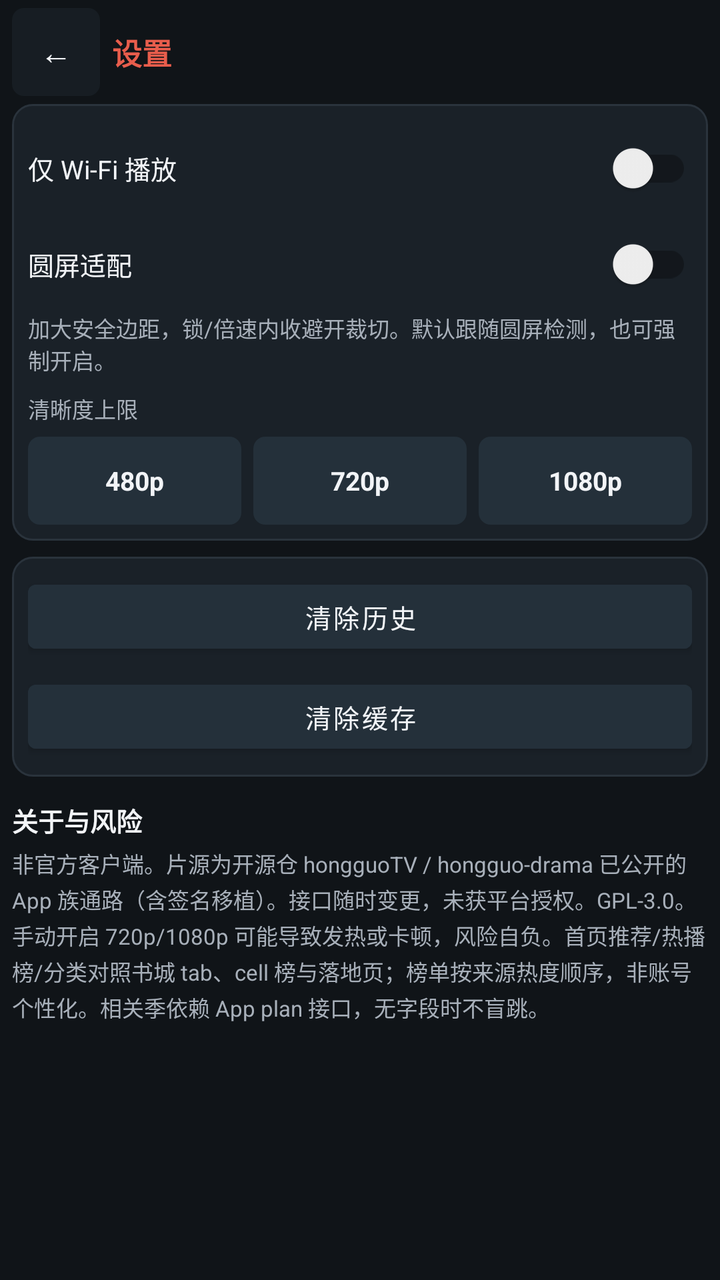
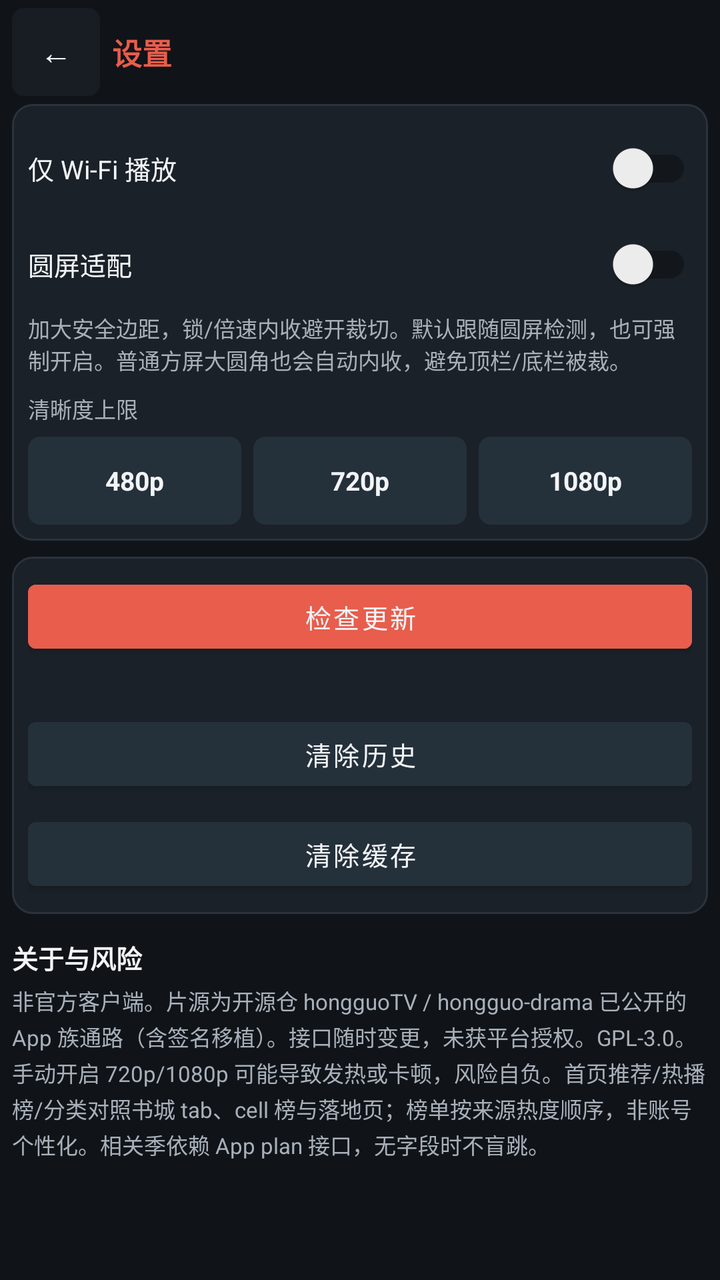

An Android layout rendered at two revisions. The XML below is the earlier revision; the diff shows what the commit changed to produce the second picture.
<!-- AndroidManifest.xml: application theme Theme.HongguoWatch -->
<!-- res/layout/activity_settings.xml -->
<?xml version="1.0" encoding="utf-8"?>
<LinearLayout xmlns:android="http://schemas.android.com/apk/res/android"
    android:id="@+id/settingsRoot"
    android:layout_width="match_parent"
    android:layout_height="match_parent"
    android:background="@color/bg"
    android:orientation="vertical"
    android:paddingHorizontal="@dimen/watch_pad"
    android:paddingTop="@dimen/watch_pad_tight"
    android:paddingBottom="@dimen/watch_pad_tight">

    <LinearLayout
        android:layout_width="match_parent"
        android:layout_height="wrap_content"
        android:gravity="center_vertical"
        android:orientation="horizontal"
        android:paddingBottom="4dp">

        <TextView
            android:id="@+id/backButton"
            android:layout_width="44dp"
            android:layout_height="44dp"
            android:background="@drawable/bg_control_button"
            android:gravity="center"
            android:text="@string/back"
            android:textColor="@color/text_primary"
            android:textSize="16sp" />

        <TextView
            android:layout_width="0dp"
            android:layout_height="wrap_content"
            android:layout_marginStart="6dp"
            android:layout_weight="1"
            android:text="@string/tab_settings"
            android:textColor="@color/accent"
            android:textSize="@dimen/watch_title"
            android:textStyle="bold" />
    </LinearLayout>

    <ScrollView
        android:layout_width="match_parent"
        android:layout_height="0dp"
        android:layout_weight="1"
        android:overScrollMode="never"
        android:scrollbars="none">

        <LinearLayout
            android:layout_width="match_parent"
            android:layout_height="wrap_content"
            android:orientation="vertical"
            android:paddingBottom="8dp">

            <LinearLayout
                android:layout_width="match_parent"
                android:layout_height="wrap_content"
                android:background="@drawable/bg_setting_block"
                android:orientation="vertical"
                android:padding="8dp">

                <androidx.appcompat.widget.SwitchCompat
                    android:id="@+id/wifiOnlySwitch"
                    android:layout_width="match_parent"
                    android:layout_height="48dp"
                    android:text="@string/wifi_only"
                    android:textColor="@color/text_primary"
                    android:textSize="@dimen/watch_body" />

                <androidx.appcompat.widget.SwitchCompat
                    android:id="@+id/roundAdaptSwitch"
                    android:layout_width="match_parent"
                    android:layout_height="48dp"
                    android:text="@string/round_adapt"
                    android:textColor="@color/text_primary"
                    android:textSize="@dimen/watch_body" />

                <TextView
                    android:id="@+id/roundAdaptHint"
                    android:layout_width="match_parent"
                    android:layout_height="wrap_content"
                    android:text="@string/round_adapt_hint"
                    android:textColor="@color/text_secondary"
                    android:textSize="@dimen/watch_meta" />

                <TextView
                    android:layout_width="match_parent"
                    android:layout_height="wrap_content"
                    android:layout_marginTop="8dp"
                    android:text="@string/max_quality"
                    android:textColor="@color/text_secondary"
                    android:textSize="@dimen/watch_meta" />

                <LinearLayout
                    android:layout_width="match_parent"
                    android:layout_height="wrap_content"
                    android:layout_marginTop="6dp"
                    android:orientation="horizontal">

                    <TextView
                        android:id="@+id/quality480"
                        android:layout_width="0dp"
                        android:layout_height="44dp"
                        android:layout_marginEnd="4dp"
                        android:layout_weight="1"
                        android:background="@drawable/bg_quality_chip"
                        android:gravity="center"
                        android:text="480p"
                        android:textColor="@color/text_primary"
                        android:textSize="@dimen/watch_body"
                        android:textStyle="bold" />

                    <TextView
                        android:id="@+id/quality720"
                        android:layout_width="0dp"
                        android:layout_height="44dp"
                        android:layout_marginHorizontal="2dp"
                        android:layout_weight="1"
                        android:background="@drawable/bg_quality_chip"
                        android:gravity="center"
                        android:text="720p"
                        android:textColor="@color/text_primary"
                        android:textSize="@dimen/watch_body"
                        android:textStyle="bold" />

                    <TextView
                        android:id="@+id/quality1080"
                        android:layout_width="0dp"
                        android:layout_height="44dp"
                        android:layout_marginStart="4dp"
                        android:layout_weight="1"
                        android:background="@drawable/bg_quality_chip"
                        android:gravity="center"
                        android:text="1080p"
                        android:textColor="@color/text_primary"
                        android:textSize="@dimen/watch_body"
                        android:textStyle="bold" />
                </LinearLayout>

                
                <Spinner
                    android:id="@+id/qualitySpinner"
                    android:layout_width="0dp"
                    android:layout_height="0dp"
                    android:visibility="gone" />
            </LinearLayout>

            <LinearLayout
                android:layout_width="match_parent"
                android:layout_height="wrap_content"
                android:layout_marginTop="8dp"
                android:background="@drawable/bg_setting_block"
                android:orientation="vertical"
                android:padding="8dp">

                <Button
                    android:id="@+id/clearHistoryButton"
                    android:layout_width="match_parent"
                    android:layout_height="44dp"
                    android:backgroundTint="@color/episode_normal"
                    android:minHeight="0dp"
                    android:text="@string/clear_history"
                    android:textColor="@color/text_primary"
                    android:textSize="@dimen/watch_body" />

                <Button
                    android:id="@+id/clearCacheButton"
                    android:layout_width="match_parent"
                    android:layout_height="44dp"
                    android:layout_marginTop="6dp"
                    android:backgroundTint="@color/episode_normal"
                    android:minHeight="0dp"
                    android:text="@string/clear_cache"
                    android:textColor="@color/text_primary"
                    android:textSize="@dimen/watch_body" />
            </LinearLayout>

            <TextView
                android:layout_width="match_parent"
                android:layout_height="wrap_content"
                android:layout_marginTop="12dp"
                android:text="@string/about_title"
                android:textColor="@color/text_primary"
                android:textSize="@dimen/watch_body"
                android:textStyle="bold" />

            <TextView
                android:layout_width="match_parent"
                android:layout_height="wrap_content"
                android:layout_marginTop="4dp"
                android:lineSpacingExtra="2dp"
                android:text="@string/about_body"
                android:textColor="@color/text_secondary"
                android:textSize="@dimen/watch_meta" />
        </LinearLayout>
    </ScrollView>
</LinearLayout>
<!-- resources referenced by this layout -->
<resources>
  <color name="accent">#E85D4C</color>
  <color name="bg">#101418</color>
  <color name="episode_normal">#24303A</color>
  <color name="text_primary">#F2F4F7</color>
  <color name="text_secondary">#A8B0BA</color>
  <dimen name="watch_body">13sp</dimen>
  <dimen name="watch_meta">11sp</dimen>
  <dimen name="watch_pad">6dp</dimen>
  <dimen name="watch_pad_tight">4dp</dimen>
  <dimen name="watch_title">15sp</dimen>
  <!-- drawable bg_control_button (drawable) -->
  <?xml version="1.0" encoding="utf-8"?>
  <selector xmlns:android="http://schemas.android.com/apk/res/android">
      <item android:state_pressed="true">
          <shape android:shape="rectangle">
              <solid android:color="#66E85D4C" />
              <corners android:radius="6dp" />
          </shape>
      </item>
      <item android:state_enabled="false">
          <shape android:shape="rectangle">
              <solid android:color="#3324303A" />
              <corners android:radius="6dp" />
          </shape>
      </item>
      <item>
          <shape android:shape="rectangle">
              <solid android:color="#5524303A" />
              <corners android:radius="6dp" />
          </shape>
      </item>
  </selector>
  <!-- drawable bg_quality_chip (drawable) -->
  <?xml version="1.0" encoding="utf-8"?>
  <selector xmlns:android="http://schemas.android.com/apk/res/android">
      <item android:state_selected="true">
          <shape android:shape="rectangle">
              <solid android:color="@color/accent" />
              <corners android:radius="6dp" />
          </shape>
      </item>
      <item android:state_pressed="true">
          <shape android:shape="rectangle">
              <solid android:color="@color/accent_dim" />
              <corners android:radius="6dp" />
          </shape>
      </item>
      <item>
          <shape android:shape="rectangle">
              <solid android:color="@color/episode_normal" />
              <corners android:radius="6dp" />
          </shape>
      </item>
  </selector>
  <!-- drawable bg_setting_block (drawable) -->
  <?xml version="1.0" encoding="utf-8"?>
  <shape xmlns:android="http://schemas.android.com/apk/res/android"
      android:shape="rectangle">
      <solid android:color="@color/bg_elevated" />
      <corners android:radius="10dp" />
      <stroke
          android:width="1dp"
          android:color="@color/stroke" />
  </shape>
  <string name="about_body">非官方客户端。片源为开源仓 hongguoTV / hongguo-drama 已公开的 App 族通路（含签名移植）。接口随时变更，未获平台授权。GPL‑3.0。手动开启 720p/1080p 可能导致发热或卡顿，风险自负。首页推荐/热播榜/分类对照书城 tab、cell 榜与落地页；榜单按来源热度顺序，非账号个性化。相关季依赖 App plan 接口，无字段时不盲跳。</string>
  <string name="about_title">关于与风险</string>
  <string name="back">←</string>
  <string name="clear_cache">清除缓存</string>
  <string name="clear_history">清除历史</string>
  <string name="max_quality">清晰度上限</string>
  <string name="round_adapt">圆屏适配</string>
  <string name="round_adapt_hint">加大安全边距，锁/倍速内收避开裁切。默认跟随圆屏检测，也可强制开启。</string>
  <string name="tab_settings">设置</string>
  <string name="wifi_only">仅 Wi‑Fi 播放</string>
  <style name="Theme.HongguoWatch" parent="Theme.MaterialComponents.DayNight.NoActionBar">
          <item name="colorPrimary">@color/accent</item>
          <item name="colorPrimaryVariant">@color/accent_dim</item>
          <item name="colorSecondary">@color/accent</item>
          <item name="android:statusBarColor">@color/bg</item>
          <item name="android:navigationBarColor">@color/bg</item>
          <item name="android:windowBackground">@color/bg</item>
          <item name="android:textColorPrimary">@color/text_primary</item>
          <item name="android:textColorSecondary">@color/text_secondary</item>
      </style>
  <color name="accent_dim">#B3473A</color>
  <color name="bg_elevated">#1A2128</color>
  <color name="stroke">#2A333C</color>
</resources>

<!-- the commit's change to res/layout/activity_settings.xml (unified diff, before → after) -->
@@ -152,6 +152,25 @@
                 android:padding="8dp">
 
                 <Button
+                    android:id="@+id/checkUpdateButton"
+                    android:layout_width="match_parent"
+                    android:layout_height="44dp"
+                    android:backgroundTint="@color/accent"
+                    android:minHeight="0dp"
+                    android:text="@string/check_update"
+                    android:textColor="@color/text_primary"
+                    android:textSize="@dimen/watch_body" />
+
+                <TextView
+                    android:id="@+id/versionLabel"
+                    android:layout_width="match_parent"
+                    android:layout_height="wrap_content"
+                    android:layout_marginTop="4dp"
+                    android:layout_marginBottom="6dp"
+                    android:textColor="@color/text_secondary"
+                    android:textSize="@dimen/watch_meta" />
+
+                <Button
                     android:id="@+id/clearHistoryButton"
                     android:layout_width="match_parent"
                     android:layout_height="44dp"
<!-- resource entries referenced after the edit -->
@@ -67,11 +67,12 @@
   <string name="about_body">非官方客户端。片源为开源仓 hongguoTV / hongguo-drama 已公开的 App 族通路（含签名移植）。接口随时变更，未获平台授权。GPL‑3.0。手动开启 720p/1080p 可能导致发热或卡顿，风险自负。首页推荐/热播榜/分类对照书城 tab、cell 榜与落地页；榜单按来源热度顺序，非账号个性化。相关季依赖 App plan 接口，无字段时不盲跳。</string>
   <string name="about_title">关于与风险</string>
   <string name="back">←</string>
+  <string name="check_update">检查更新</string>
   <string name="clear_cache">清除缓存</string>
   <string name="clear_history">清除历史</string>
   <string name="max_quality">清晰度上限</string>
   <string name="round_adapt">圆屏适配</string>
-  <string name="round_adapt_hint">加大安全边距，锁/倍速内收避开裁切。默认跟随圆屏检测，也可强制开启。</string>
+  <string name="round_adapt_hint">加大安全边距，锁/倍速内收避开裁切。默认跟随圆屏检测，也可强制开启。普通方屏大圆角也会自动内收，避免顶栏/底栏被裁。</string>
   <string name="tab_settings">设置</string>
   <string name="wifi_only">仅 Wi‑Fi 播放</string>
   <style name="Theme.HongguoWatch" parent="Theme.MaterialComponents.DayNight.NoActionBar">
